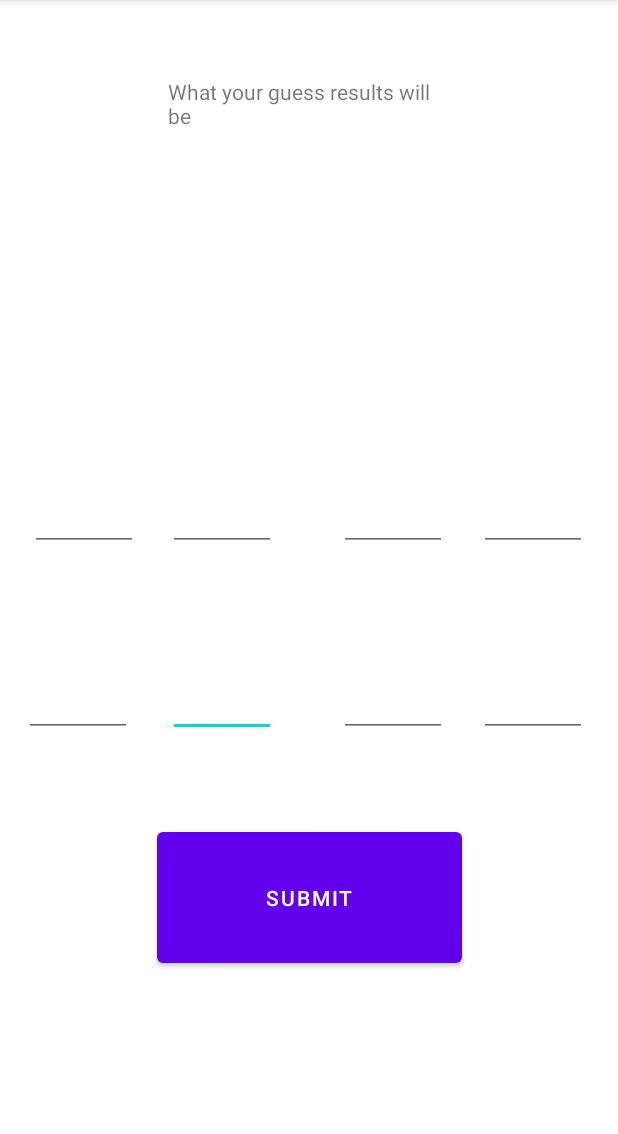
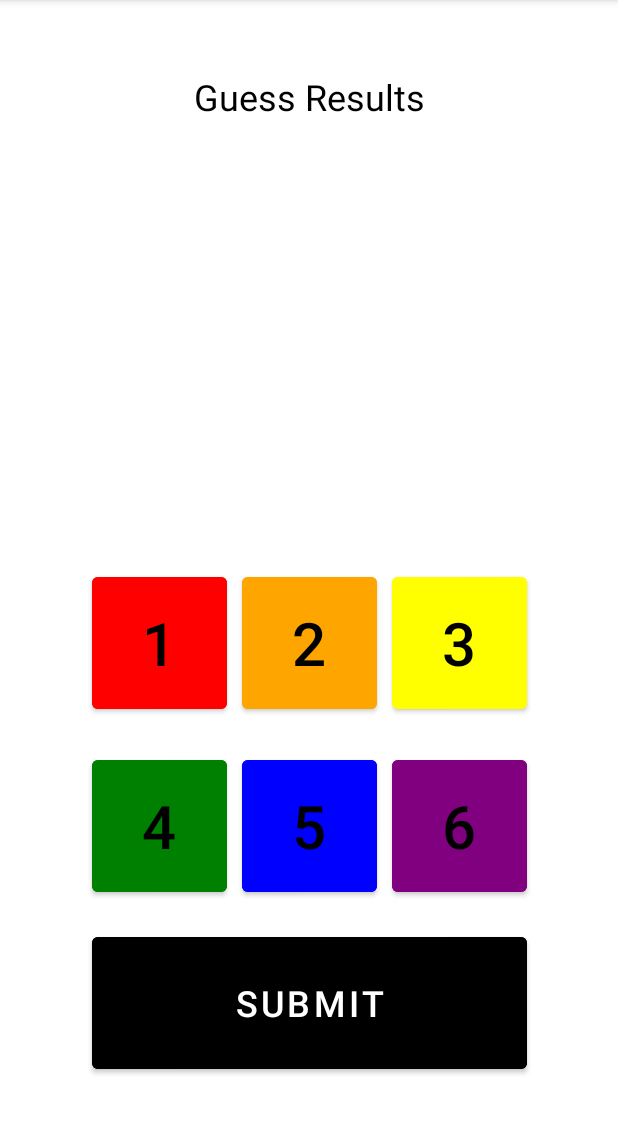
Before and after one commit to heemalmorakhia/CipherText, an Android app: the GameActivity screen opened directly, with no data from a screen before it, on a phone screen of 412 x 824 dp, the part 84-1218 px from its top. Run offline under Robolectric (Android 15) with nearby library versions, the phone set to English and light mode, and no system bars.

Commit message:
Altered Game UI to Utilize Button Inputs

```diff
--- a/app/src/main/java/com/example/group_6_csci_4176/GameActivity.kt
+++ b/app/src/main/java/com/example/group_6_csci_4176/GameActivity.kt
@@ -3,6 +3,7 @@ package com.example.group_6_csci_4176
 import android.annotation.SuppressLint
 import androidx.appcompat.app.AppCompatActivity
 import android.os.Bundle
+import android.util.Log
 import android.view.View
 import android.widget.Button
 import android.widget.EditText
@@ -17,6 +18,9 @@ data class Settings(var numberOfTokens: Int = 0,
 class GameActivity : AppCompatActivity() {
     final lateinit var gameEngine: GameEngine
 
+    var guessedPattern = IntArray(4)
+    var guessedPatternIndex = 0
+
     override fun onCreate(savedInstanceState: Bundle?) {
         super.onCreate(savedInstanceState)
         setContentView(R.layout.activity_game)
@@ -24,24 +28,96 @@ class GameActivity : AppCompatActivity() {
         gameEngine = GameEngine
         gameEngine.CreateGame(readSettings())
 
-        val submitButton = findViewById<Button>(R.id.submitGuessButton)
+        println("Made it here.")
+
+        // guessedPattern = IntArray(gameEngine.GetCodeLength())
+
+        val value1Button = findViewById<Button>(R.id.value1Button)
+        value1Button.setOnClickListener(_value1Clicked)
+        val value2Button = findViewById<Button>(R.id.value2Button)
+        value2Button.setOnClickListener(_value2Clicked)
+        val value3Button = findViewById<Button>(R.id.value3Button)
+        value3Button.setOnClickListener(_value3Clicked)
+        val value4Button = findViewById<Button>(R.id.value4Button)
+        value4Button.setOnClickListener(_value4Clicked)
+        val value5Button = findViewById<Button>(R.id.value5Button)
+        value5Button.setOnClickListener(_value5Clicked)
+        val value6Button = findViewById<Button>(R.id.value6Button)
+        value6Button.setOnClickListener(_value6Clicked)
+
+        /*
+        https://stackoverflow.com/questions/12227310/how-can-we-use-a-variable-in-r-id
+        listOf(value1Button, value2Button, value3Button, value4Button,
+            value4Button, value5Button, value6Button).forEach {
+                it.setOnClickListener(::valueButtonClick)
+        }
+        */
+
+        val submitButton = findViewById<Button>(R.id.submitButton)
         submitButton.setOnClickListener(_submitClicked)
+    }
+
+    /*
+    https://stackoverflow.com/questions/12227310/how-can-we-use-a-variable-in-r-id
+    private fun valueButtonClick(view: View) {
+        with (view as Button) {
+            guessedPattern[guessedPatternIndex] = findViewById<Button>(R.id.).text.toString().toInt()
+            guessedPatternIndex++
+        }
+    }
+    */
+
+    @SuppressLint("SuspiciousIndentation")
+    private val _value1Clicked = View.OnClickListener {
+        guessedPattern[guessedPatternIndex] = findViewById<Button>(R.id.value1Button).text.toString().toInt()
+        guessedPatternIndex++
+    }
+
+    @SuppressLint("SuspiciousIndentation")
+    private val _value2Clicked = View.OnClickListener {
+        guessedPattern[guessedPatternIndex] = findViewById<Button>(R.id.value2Button).text.toString().toInt()
+        guessedPatternIndex++
+    }
+
+    @SuppressLint("SuspiciousIndentation")
+    private val _value3Clicked = View.OnClickListener {
+        guessedPattern[guessedPatternIndex] = findViewById<Button>(R.id.value3Button).text.toString().toInt()
+        guessedPatternIndex++
+    }
+
+    @SuppressLint("SuspiciousIndentation")
+    private val _value4Clicked = View.OnClickListener {
+        guessedPattern[guessedPatternIndex] = findViewById<Button>(R.id.value4Button).text.toString().toInt()
+        guessedPatternIndex++
+    }
+
+    @SuppressLint("SuspiciousIndentation")
+    private val _value5Clicked = View.OnClickListener {
+        guessedPattern[guessedPatternIndex] = findViewById<Button>(R.id.value5Button).text.toString().toInt()
+        guessedPatternIndex++
+
+    }
+
+    @SuppressLint("SuspiciousIndentation")
+    private val _value6Clicked = View.OnClickListener {
+        guessedPattern[guessedPatternIndex] = findViewById<Button>(R.id.value6Button).text.toString().toInt()
+        guessedPatternIndex++
     }
 
     @SuppressLint("SuspiciousIndentation")
     private val _submitClicked = View.OnClickListener {
         // Create the guessed pattern array
-        var guessedPattern = IntArray(gameEngine.GetCodeLength())
+        // var guessedPattern = IntArray(gameEngine.GetCodeLength())
 
         // Get the values from the guesses provided by the user
-        guessedPattern[0] = findViewById<EditText>(R.id.value1).text.toString().toInt()
-        guessedPattern[1] = findViewById<EditText>(R.id.value2).text.toString().toInt()
-        guessedPattern[2] = findViewById<EditText>(R.id.value3).text.toString().toInt()
-        guessedPattern[3] = findViewById<EditText>(R.id.value4).text.toString().toInt()
-        guessedPattern[4] = findViewById<EditText>(R.id.value5).text.toString().toInt()
-        guessedPattern[5] = findViewById<EditText>(R.id.value6).text.toString().toInt()
-        guessedPattern[6] = findViewById<EditText>(R.id.value7).text.toString().toInt()
-        guessedPattern[7] = findViewById<EditText>(R.id.value8).text.toString().toInt()
+        // guessedPattern[0] = findViewById<Button>(R.id.value1).text.toString().toInt()
+        // guessedPattern[1] = findViewById<Button>(R.id.value2).text.toString().toInt()
+        // guessedPattern[2] = findViewById<Button>(R.id.value3).text.toString().toInt()
+        // guessedPattern[3] = findViewById<Button>(R.id.value4).text.toString().toInt()
+        // guessedPattern[4] = findViewById<Button>(R.id.value5).text.toString().toInt()
+        // guessedPattern[5] = findViewById<Button>(R.id.value6).text.toString().toInt()
+        // guessedPattern[6] = findViewById<Button>(R.id.value7).text.toString().toInt()
+        // guessedPattern[7] = findViewById<Button>(R.id.value8).text.toString().toInt()
 
         // Test the results provided
         var results = gameEngine.TestResult(guessedPattern)
@@ -52,6 +128,9 @@ class GameActivity : AppCompatActivity() {
         // display the results to the user
         findViewById<TextView>(R.id.resultsText).text =
             "Fully Correct: ${results[0]}\nPartially Correct: ${results[1]}\nIncorrect: ${results[2]}"
+
+        guessedPattern = IntArray(4)
+        guessedPatternIndex = 0
     }
 
     private fun readSettings(): Settings {
--- a/app/src/main/java/com/example/group_6_csci_4176/GameEngine.kt
+++ b/app/src/main/java/com/example/group_6_csci_4176/GameEngine.kt
@@ -16,22 +16,22 @@ object GameEngine {
 
     private fun GameEngine(){}
 
-    // Create the game by selecting 4 total different numbers from 1-8.
+    // Create the game by selecting 4 total different numbers from 1-6.
     fun CreateGame(settings : Settings){
         guesses = 0
         maxGuesses = settings.numberOfGuesses
 
         // Create an array of different tokens
-        //masterCode = Array(settings.numberOfTokens){ Token(Random.nextInt(1, 8 + 1)) }
+        //masterCode = Array(settings.numberOfTokens){ Token(Random.nextInt(1, 6 + 1)) }
         GenerateCipher(settings.numberOfTokens, settings.duplicates)
 
         println("Mastercode: ${masterCode[0]}\t${masterCode[1]}\t${masterCode[2]}\t${masterCode[3]}")
     }
 
     private fun GenerateCipher(numberOfTokens : Int, duplicates : Boolean){
-        masterCode = if(duplicates) Array(numberOfTokens){ Token(Random.nextInt(1, 8 + 1)) }
+        masterCode = if(duplicates) Array(numberOfTokens){ Token(Random.nextInt(1, 6 + 1)) }
         else {
-            val potentialValues : List<Int> =  (1..8).shuffled().take(numberOfTokens)
+            val potentialValues : List<Int> =  (1..6).shuffled().take(numberOfTokens)
             Array(numberOfTokens){i -> Token(potentialValues[i])}
         }
     }
--- a/app/src/main/res/layout/activity_game.xml
+++ b/app/src/main/res/layout/activity_game.xml
@@ -6,130 +6,112 @@
     android:layout_height="match_parent"
     tools:context=".GameActivity">
 
-    <EditText
-        android:id="@+id/value6"
-        android:layout_width="72dp"
-        android:layout_height="69dp"
-        android:ems="10"
-        android:inputType="number"
-        app:layout_constraintBottom_toBottomOf="parent"
-        app:layout_constraintEnd_toEndOf="parent"
-        app:layout_constraintHorizontal_bias="0.33"
-        app:layout_constraintStart_toStartOf="parent"
-        app:layout_constraintTop_toTopOf="parent"
-        app:layout_constraintVertical_bias="0.604" />
-
-    <EditText
-        android:id="@+id/value7"
-        android:layout_width="72dp"
-        android:layout_height="69dp"
-        android:ems="10"
-        android:inputType="number"
-        app:layout_constraintBottom_toBottomOf="parent"
-        app:layout_constraintEnd_toEndOf="parent"
-        app:layout_constraintHorizontal_bias="0.27"
-        app:layout_constraintStart_toEndOf="@+id/value2"
-        app:layout_constraintTop_toTopOf="parent"
-        app:layout_constraintVertical_bias="0.604" />
-
-    <EditText
-        android:id="@+id/value5"
-        android:layout_width="72dp"
-        android:layout_height="69dp"
-        android:ems="10"
-        android:inputType="number"
-        app:layout_constraintBottom_toBottomOf="parent"
-        app:layout_constraintEnd_toStartOf="@+id/value2"
-        app:layout_constraintHorizontal_bias="0.4"
-        app:layout_constraintStart_toStartOf="parent"
-        app:layout_constraintTop_toTopOf="parent"
-        app:layout_constraintVertical_bias="0.604" />
-
-    <EditText
-        android:id="@+id/value8"
-        android:layout_width="72dp"
-        android:layout_height="69dp"
-        android:ems="10"
-        android:inputType="number"
-        app:layout_constraintBottom_toBottomOf="parent"
-        app:layout_constraintEnd_toEndOf="parent"
-        app:layout_constraintHorizontal_bias="0.512"
-        app:layout_constraintStart_toEndOf="@+id/value3"
-        app:layout_constraintTop_toTopOf="parent"
-        app:layout_constraintVertical_bias="0.604" />
-
-    <EditText
-        android:id="@+id/value2"
-        android:layout_width="72dp"
-        android:layout_height="69dp"
-        android:ems="10"
-        android:inputType="number"
-        app:layout_constraintBottom_toBottomOf="parent"
-        app:layout_constraintEnd_toEndOf="parent"
-        app:layout_constraintHorizontal_bias="0.33"
-        app:layout_constraintStart_toStartOf="parent"
-        app:layout_constraintTop_toTopOf="parent"
-        app:layout_constraintVertical_bias="0.427" />
-
-    <EditText
-        android:id="@+id/value4"
-        android:layout_width="72dp"
-        android:layout_height="69dp"
-        android:ems="10"
-        android:inputType="number"
-        app:layout_constraintBottom_toBottomOf="parent"
-        app:layout_constraintEnd_toEndOf="parent"
-        app:layout_constraintHorizontal_bias="0.512"
-        app:layout_constraintStart_toEndOf="@+id/value3"
-        app:layout_constraintTop_toTopOf="parent"
-        app:layout_constraintVertical_bias="0.427" />
-
-    <EditText
-        android:id="@+id/value1"
-        android:layout_width="72dp"
-        android:layout_height="69dp"
-        android:ems="10"
-        android:inputType="number"
-        app:layout_constraintBottom_toBottomOf="parent"
-        app:layout_constraintEnd_toStartOf="@+id/value2"
-        app:layout_constraintStart_toStartOf="parent"
-        app:layout_constraintTop_toTopOf="parent"
-        app:layout_constraintVertical_bias="0.427" />
-
-    <EditText
-        android:id="@+id/value3"
-        android:layout_width="72dp"
-        android:layout_height="69dp"
-        android:ems="10"
-        android:inputType="number"
-        app:layout_constraintBottom_toBottomOf="parent"
-        app:layout_constraintEnd_toEndOf="parent"
-        app:layout_constraintHorizontal_bias="0.27"
-        app:layout_constraintStart_toEndOf="@+id/value2"
-        app:layout_constraintTop_toTopOf="parent"
-        app:layout_constraintVertical_bias="0.427" />
-
-    <Button
-        android:id="@+id/submitGuessButton"
-        android:layout_width="203dp"
-        android:layout_height="99dp"
-        android:text="Submit"
+    <TextView
+        android:id="@+id/resultsText"
+        android:layout_width="290dp"
+        android:layout_height="290dp"
+        android:text="Guess Results"
+        android:textAlignment="center"
+        android:textColor="#000000"
+        android:textSize="24sp"
         app:layout_constraintBottom_toBottomOf="parent"
         app:layout_constraintEnd_toEndOf="parent"
         app:layout_constraintStart_toStartOf="parent"
+        app:layout_constraintTop_toTopOf="parent"
+        app:layout_constraintVertical_bias="0.100000024" />
+
+    <Button
+        android:id="@+id/value1Button"
+        android:layout_width="90dp"
+        android:layout_height="100dp"
+        android:backgroundTint="#ff0000"
+        android:text="1"
+        android:textColor="#000000"
+        android:textSize="40sp"
+        app:layout_constraintBottom_toTopOf="@+id/value4Button"
+        app:layout_constraintStart_toStartOf="@+id/resultsText"
         app:layout_constraintTop_toBottomOf="@+id/resultsText"
-        app:layout_constraintVertical_bias="0.76" />
+        app:layout_constraintVertical_bias="0.65" />
 
-    <TextView
-        android:id="@+id/resultsText"
-        android:layout_width="186dp"
-        android:layout_height="117dp"
-        android:text="What your guess results will be"
+    <Button
+        android:id="@+id/value2Button"
+        android:layout_width="90dp"
+        android:layout_height="100dp"
+        android:backgroundTint="#ffa500"
+        android:text="2"
+        android:textColor="#000000"
+        android:textSize="40sp"
+        app:layout_constraintBottom_toTopOf="@+id/value5Button"
+        app:layout_constraintEnd_toStartOf="@+id/value3Button"
+        app:layout_constraintStart_toEndOf="@+id/value1Button"
+        app:layout_constraintTop_toBottomOf="@+id/resultsText"
+        app:layout_constraintVertical_bias="0.65" />
+
+    <Button
+        android:id="@+id/value3Button"
+        android:layout_width="90dp"
+        android:layout_height="100dp"
+        android:backgroundTint="#ffff00"
+        android:text="3"
+        android:textColor="#000000"
+        android:textSize="40sp"
+        app:layout_constraintBottom_toTopOf="@+id/value6Button"
+        app:layout_constraintEnd_toEndOf="@+id/resultsText"
+        app:layout_constraintTop_toBottomOf="@+id/resultsText"
+        app:layout_constraintVertical_bias="0.65" />
+
+    <Button
+        android:id="@+id/value4Button"
+        android:layout_width="90dp"
+        android:layout_height="100dp"
+        android:backgroundTint="#008000"
+        android:text="4"
+        android:textColor="#000000"
+        android:textSize="40sp"
+        app:layout_constraintBottom_toTopOf="@+id/submitButton"
+        app:layout_constraintStart_toStartOf="@+id/resultsText"
+        app:layout_constraintTop_toBottomOf="@+id/resultsText"
+        app:layout_constraintVertical_bias="0.9" />
+
+    <Button
+        android:id="@+id/value5Button"
+        android:layout_width="90dp"
+        android:layout_height="100dp"
+        android:backgroundTint="#0000ff"
+        android:text="5"
+        android:textColor="#000000"
+        android:textSize="40sp"
+        app:layout_constraintBottom_toTopOf="@+id/submitButton"
+        app:layout_constraintEnd_toStartOf="@+id/value6Button"
+        app:layout_constraintStart_toEndOf="@+id/value4Button"
+        app:layout_constraintTop_toBottomOf="@+id/resultsText"
+        app:layout_constraintVertical_bias="0.9" />
+
+    <Button
+        android:id="@+id/value6Button"
+        android:layout_width="90dp"
+        android:layout_height="100dp"
+        android:backgroundTint="#800080"
+        android:text="6"
+        android:textColor="#000000"
+        android:textSize="40sp"
+        app:layout_constraintBottom_toTopOf="@+id/submitButton"
+        app:layout_constraintEnd_toEndOf="@+id/resultsText"
+        app:layout_constraintTop_toBottomOf="@+id/resultsText"
+        app:layout_constraintVertical_bias="0.9" />
+
+    <Button
+        android:id="@+id/submitButton"
+        android:layout_width="290dp"
+        android:layout_height="100dp"
+        android:backgroundTint="#000000"
+        android:text="Submit"
+        android:textColor="#ffffff"
+        android:textSize="24sp"
         app:layout_constraintBottom_toBottomOf="parent"
-        app:layout_constraintEnd_toEndOf="parent"
-        app:layout_constraintHorizontal_bias="0.497"
-        app:layout_constraintStart_toStartOf="parent"
-        app:layout_constraintTop_toTopOf="parent"
-        app:layout_constraintVertical_bias="0.079" />
+        app:layout_constraintEnd_toEndOf="@+id/resultsText"
+        app:layout_constraintStart_toStartOf="@+id/resultsText"
+        app:layout_constraintTop_toBottomOf="@+id/resultsText"
+        app:layout_constraintVertical_bias="0.85" />
 
 </androidx.constraintlayout.widget.ConstraintLayout>
```
